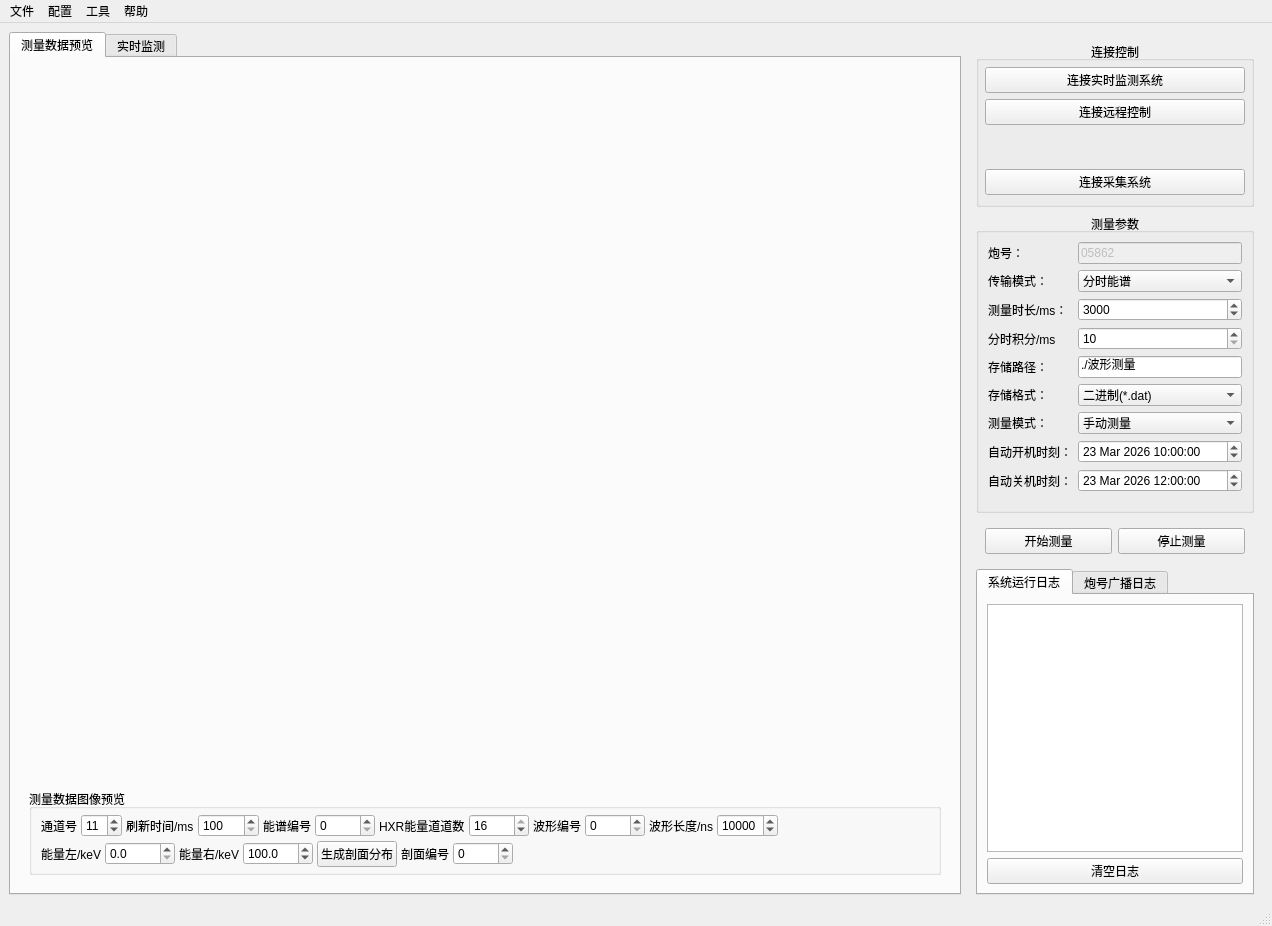
MrXiaomao/HardXrayCamera, file mainwindow.ui: the form before one commit.
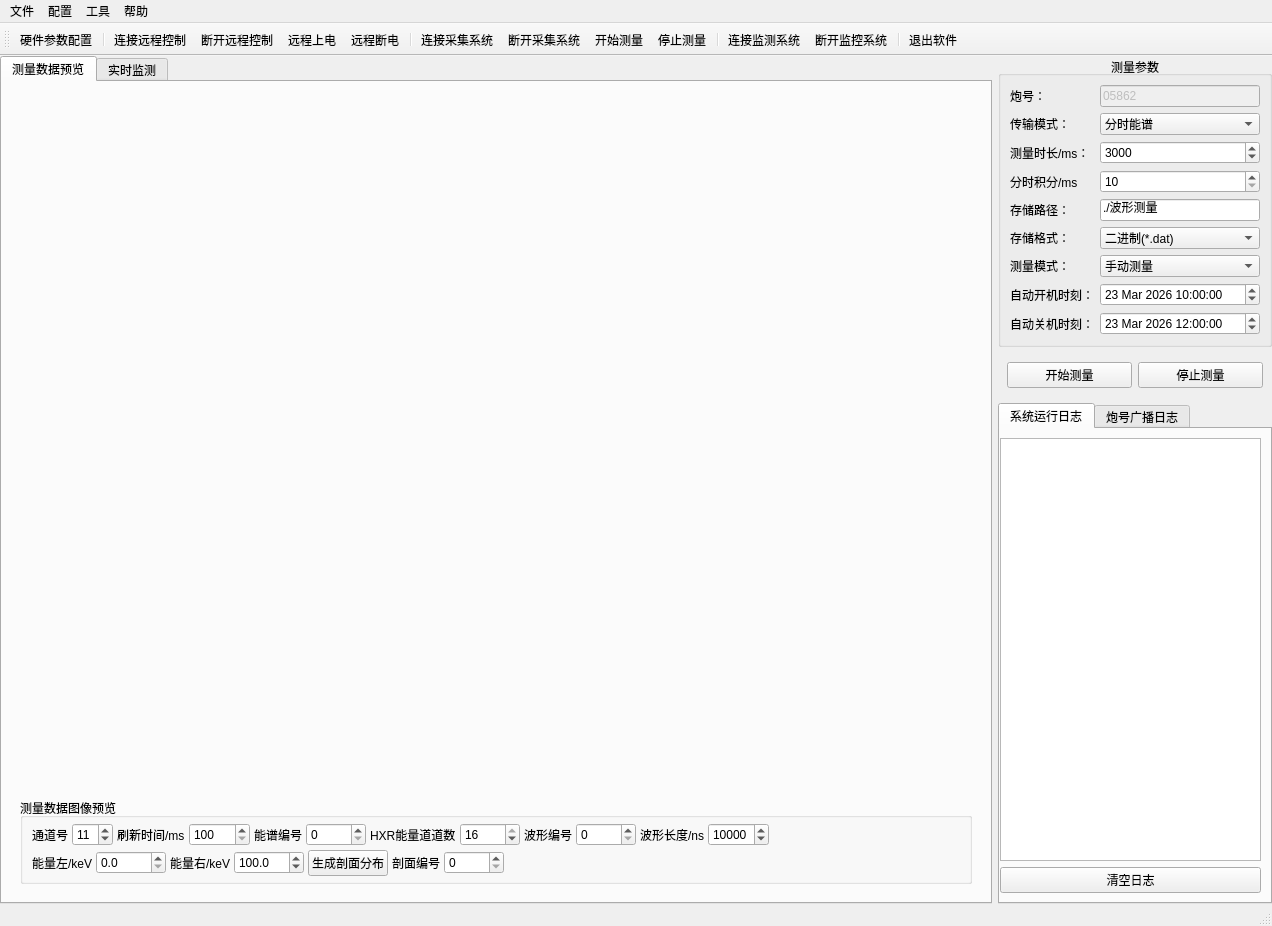
The form after the commit. Icons and pictures are not drawn. Custom widgets are drawn as their Qt base class.

```diff
--- a/mainwindow.ui
+++ b/mainwindow.ui
@@ -13,8 +13,24 @@
   <property name="windowTitle">
    <string>硬X射线相机软件</string>
   </property>
+  <property name="windowIcon">
+   <iconset resource="resource.qrc">
+    <normaloff>:/resource/LOGO.ico</normaloff>:/resource/LOGO.ico</iconset>
+  </property>
   <widget class="QWidget" name="centralwidget">
    <layout class="QHBoxLayout" name="horizontalLayout">
+    <property name="leftMargin">
+     <number>0</number>
+    </property>
+    <property name="topMargin">
+     <number>0</number>
+    </property>
+    <property name="rightMargin">
+     <number>0</number>
+    </property>
+    <property name="bottomMargin">
+     <number>0</number>
+    </property>
     <item>
      <widget class="QTabWidget" name="tabWidget_2">
       <property name="minimumSize">
@@ -365,6 +381,10 @@
                   <property name="text">
                    <string>生成剖面分布</string>
                   </property>
+                  <property name="icon">
+                   <iconset resource="resource.qrc">
+                    <normaloff>:/resource/surface.png</normaloff>:/resource/surface.png</iconset>
+                  </property>
                  </widget>
                 </item>
                 <item>
@@ -658,101 +678,18 @@
        </size>
       </property>
       <layout class="QVBoxLayout" name="verticalLayout_3">
+       <property name="leftMargin">
+        <number>0</number>
+       </property>
+       <property name="topMargin">
+        <number>0</number>
+       </property>
+       <property name="rightMargin">
+        <number>0</number>
+       </property>
        <property name="bottomMargin">
         <number>0</number>
        </property>
-       <item>
-        <widget class="QGroupBox" name="groupBox_4">
-         <property name="sizePolicy">
-          <sizepolicy hsizetype="Preferred" vsizetype="Fixed">
-           <horstretch>0</horstretch>
-           <verstretch>0</verstretch>
-          </sizepolicy>
-         </property>
-         <property name="minimumSize">
-          <size>
-           <width>0</width>
-           <height>118</height>
-          </size>
-         </property>
-         <property name="title">
-          <string>连接控制</string>
-         </property>
-         <property name="alignment">
-          <set>Qt::AlignCenter</set>
-         </property>
-         <layout class="QHBoxLayout" name="horizontalLayout_2">
-          <property name="leftMargin">
-           <number>6</number>
-          </property>
-          <property name="topMargin">
-           <number>6</number>
-          </property>
-          <property name="rightMargin">
-           <number>6</number>
-          </property>
-          <item>
-           <layout class="QGridLayout" name="gridLayout">
-            <item row="3" column="0">
-             <widget class="QPushButton" name="bt_connectDet">
-              <property name="sizePolicy">
-               <sizepolicy hsizetype="Preferred" vsizetype="Fixed">
-                <horstretch>0</horstretch>
-                <verstretch>0</verstretch>
-               </sizepolicy>
-              </property>
-              <property name="minimumSize">
-               <size>
-                <width>120</width>
-                <height>0</height>
-               </size>
-              </property>
-              <property name="text">
-               <string>连接采集系统</string>
-              </property>
-             </widget>
-            </item>
-            <item row="1" column="0">
-             <widget class="QPushButton" name="btn_relayNetOpen">
-              <property name="sizePolicy">
-               <sizepolicy hsizetype="Preferred" vsizetype="Fixed">
-                <horstretch>0</horstretch>
-                <verstretch>0</verstretch>
-               </sizepolicy>
-              </property>
-              <property name="text">
-               <string>连接远程控制</string>
-              </property>
-             </widget>
-            </item>
-            <item row="0" column="0">
-             <widget class="QPushButton" name="btn_connectMonitor">
-              <property name="text">
-               <string>连接实时监测系统</string>
-              </property>
-             </widget>
-            </item>
-            <item row="2" column="0">
-             <widget class="SwitchButton" name="switch_power" native="true">
-              <property name="sizePolicy">
-               <sizepolicy hsizetype="Expanding" vsizetype="Fixed">
-                <horstretch>0</horstretch>
-                <verstretch>0</verstretch>
-               </sizepolicy>
-              </property>
-              <property name="minimumSize">
-               <size>
-                <width>120</width>
-                <height>32</height>
-               </size>
-              </property>
-             </widget>
-            </item>
-           </layout>
-          </item>
-         </layout>
-        </widget>
-       </item>
        <item>
         <widget class="QGroupBox" name="groupBox_3">
          <property name="sizePolicy">
@@ -761,12 +698,6 @@
            <verstretch>0</verstretch>
           </sizepolicy>
          </property>
-         <property name="minimumSize">
-          <size>
-           <width>0</width>
-           <height>300</height>
-          </size>
-         </property>
          <property name="title">
           <string>测量参数</string>
          </property>
@@ -1092,6 +1023,10 @@
             <property name="text">
              <string>开始测量</string>
             </property>
+            <property name="icon">
+             <iconset resource="resource.qrc">
+              <normaloff>:/resource/work-on.png</normaloff>:/resource/work-on.png</iconset>
+            </property>
            </widget>
           </item>
           <item>
@@ -1099,6 +1034,10 @@
             <property name="text">
              <string>停止测量</string>
             </property>
+            <property name="icon">
+             <iconset resource="resource.qrc">
+              <normaloff>:/resource/work-off.png</normaloff>:/resource/work-off.png</iconset>
+            </property>
            </widget>
           </item>
          </layout>
@@ -1114,6 +1053,9 @@
            <string>系统运行日志</string>
           </attribute>
           <layout class="QVBoxLayout" name="verticalLayout">
+           <property name="leftMargin">
+            <number>0</number>
+           </property>
            <item>
             <widget class="QPlainTextEdit" name="plainTextEdit_log"/>
            </item>
@@ -1122,6 +1064,10 @@
              <property name="text">
               <string>清空日志</string>
              </property>
+             <property name="icon">
+              <iconset resource="resource.qrc">
+               <normaloff>:/resource/empty.png</normaloff>:/resource/empty.png</iconset>
+             </property>
             </widget>
            </item>
           </layout>
@@ -1131,6 +1077,9 @@
            <string>炮号广播日志</string>
           </attribute>
           <layout class="QVBoxLayout" name="verticalLayout_2">
+           <property name="leftMargin">
+            <number>0</number>
+           </property>
            <item>
             <widget class="QTextBrowser" name="tbLog_UDP"/>
            </item>
@@ -1139,6 +1088,10 @@
              <property name="text">
               <string>清空日志</string>
              </property>
+             <property name="icon">
+              <iconset resource="resource.qrc">
+               <normaloff>:/resource/empty.png</normaloff>:/resource/empty.png</iconset>
+             </property>
             </widget>
            </item>
           </layout>
@@ -1163,7 +1116,7 @@
     <property name="title">
      <string>文件</string>
     </property>
-    <addaction name="action_4"/>
+    <addaction name="action_analyze"/>
    </widget>
    <widget class="QMenu" name="menu_2">
     <property name="title">
@@ -1175,7 +1128,7 @@
     <property name="title">
      <string>帮助</string>
     </property>
-    <addaction name="action_3"/>
+    <addaction name="action_about"/>
    </widget>
    <widget class="QMenu" name="menu_4">
     <property name="title">
@@ -1189,32 +1142,78 @@
    <addaction name="menu_3"/>
   </widget>
   <widget class="QStatusBar" name="statusbar"/>
+  <widget class="QToolBar" name="toolBar">
+   <property name="windowTitle">
+    <string>toolBar</string>
+   </property>
+   <property name="toolButtonStyle">
+    <enum>Qt::ToolButtonTextUnderIcon</enum>
+   </property>
+   <attribute name="toolBarArea">
+    <enum>TopToolBarArea</enum>
+   </attribute>
+   <attribute name="toolBarBreak">
+    <bool>false</bool>
+   </attribute>
+   <addaction name="action_hardwareSetting"/>
+   <addaction name="separator"/>
+   <addaction name="action_relayNetOpen"/>
+   <addaction name="action_relayNetClose"/>
+   <addaction name="action_powerOn"/>
+   <addaction name="action_powerOff"/>
+   <addaction name="separator"/>
+   <addaction name="action_connectDet"/>
+   <addaction name="action_disconnectDet"/>
+   <addaction name="action_startMeasure"/>
+   <addaction name="action_stopMeasure"/>
+   <addaction name="separator"/>
+   <addaction name="action_connectMonitor"/>
+   <addaction name="action_disconnectMonitor"/>
+   <addaction name="separator"/>
+   <addaction name="action_exit"/>
+  </widget>
   <action name="action_setting">
    <property name="text">
     <string>网络配置</string>
    </property>
   </action>
   <action name="action_hardwareSetting">
+   <property name="icon">
+    <iconset resource="resource.qrc">
+     <normaloff>:/resource/setting.png</normaloff>:/resource/setting.png</iconset>
+   </property>
    <property name="text">
     <string>硬件参数配置</string>
    </property>
   </action>
-  <action name="action_3">
+  <action name="action_about">
    <property name="text">
     <string>关于</string>
    </property>
   </action>
-  <action name="action_4">
+  <action name="action_analyze">
+   <property name="icon">
+    <iconset resource="resource.qrc">
+     <normaloff>:/resource/analyze.png</normaloff>:/resource/analyze.png</iconset>
+   </property>
    <property name="text">
     <string>数据分析</string>
    </property>
   </action>
   <action name="actionFPGA">
+   <property name="icon">
+    <iconset resource="resource.qrc">
+     <normaloff>:/resource/upgrade.png</normaloff>:/resource/upgrade.png</iconset>
+   </property>
    <property name="text">
     <string>远程程序更新（FPGA）</string>
    </property>
   </action>
   <action name="action_relayNetOpen">
+   <property name="icon">
+    <iconset resource="resource.qrc">
+     <normaloff>:/resource/connect.png</normaloff>:/resource/connect.png</iconset>
+   </property>
    <property name="text">
     <string>连接远程控制</string>
    </property>
@@ -1223,6 +1222,10 @@
    </property>
   </action>
   <action name="action_relayNetClose">
+   <property name="icon">
+    <iconset resource="resource.qrc">
+     <normaloff>:/resource/disconnect.png</normaloff>:/resource/disconnect.png</iconset>
+   </property>
    <property name="text">
     <string>断开远程控制</string>
    </property>
@@ -1231,6 +1234,10 @@
    </property>
   </action>
   <action name="action_powerOn">
+   <property name="icon">
+    <iconset resource="resource.qrc">
+     <normaloff>:/resource/power-on.png</normaloff>:/resource/power-on.png</iconset>
+   </property>
    <property name="text">
     <string>远程上电</string>
    </property>
@@ -1239,6 +1246,10 @@
    </property>
   </action>
   <action name="action_powerOff">
+   <property name="icon">
+    <iconset resource="resource.qrc">
+     <normaloff>:/resource/power-off.png</normaloff>:/resource/power-off.png</iconset>
+   </property>
    <property name="text">
     <string>远程断电</string>
    </property>
@@ -1247,6 +1258,10 @@
    </property>
   </action>
   <action name="action_connectDet">
+   <property name="icon">
+    <iconset resource="resource.qrc">
+     <normaloff>:/resource/connect.png</normaloff>:/resource/connect.png</iconset>
+   </property>
    <property name="text">
     <string>连接采集系统</string>
    </property>
@@ -1255,6 +1270,10 @@
    </property>
   </action>
   <action name="action_disconnectDet">
+   <property name="icon">
+    <iconset resource="resource.qrc">
+     <normaloff>:/resource/disconnect.png</normaloff>:/resource/disconnect.png</iconset>
+   </property>
    <property name="text">
     <string>断开采集系统</string>
    </property>
@@ -1263,6 +1282,10 @@
    </property>
   </action>
   <action name="action_startMeasure">
+   <property name="icon">
+    <iconset resource="resource.qrc">
+     <normaloff>:/resource/work-on.png</normaloff>:/resource/work-on.png</iconset>
+   </property>
    <property name="text">
     <string>开始测量</string>
    </property>
@@ -1271,6 +1294,10 @@
    </property>
   </action>
   <action name="action_stopMeasure">
+   <property name="icon">
+    <iconset resource="resource.qrc">
+     <normaloff>:/resource/work-off.png</normaloff>:/resource/work-off.png</iconset>
+   </property>
    <property name="text">
     <string>停止测量</string>
    </property>
@@ -1278,6 +1305,42 @@
     <enum>QAction::NoRole</enum>
    </property>
   </action>
+  <action name="action_connectMonitor">
+   <property name="icon">
+    <iconset resource="resource.qrc">
+     <normaloff>:/resource/connect.png</normaloff>:/resource/connect.png</iconset>
+   </property>
+   <property name="text">
+    <string>连接监测系统</string>
+   </property>
+   <property name="menuRole">
+    <enum>QAction::NoRole</enum>
+   </property>
+  </action>
+  <action name="action_exit">
+   <property name="icon">
+    <iconset resource="resource.qrc">
+     <normaloff>:/resource/exit.png</normaloff>:/resource/exit.png</iconset>
+   </property>
+   <property name="text">
+    <string>退出软件</string>
+   </property>
+   <property name="menuRole">
+    <enum>QAction::NoRole</enum>
+   </property>
+  </action>
+  <action name="action_disconnectMonitor">
+   <property name="icon">
+    <iconset resource="resource.qrc">
+     <normaloff>:/resource/disconnect.png</normaloff>:/resource/disconnect.png</iconset>
+   </property>
+   <property name="text">
+    <string>断开监控系统</string>
+   </property>
+   <property name="menuRole">
+    <enum>QAction::NoRole</enum>
+   </property>
+  </action>
  </widget>
  <customwidgets>
   <customwidget>
@@ -1292,12 +1355,6 @@
    <header>trendplotwidget.h</header>
    <container>1</container>
   </customwidget>
-  <customwidget>
-   <class>SwitchButton</class>
-   <extends>QWidget</extends>
-   <header>switchbutton.h</header>
-   <container>1</container>
-  </customwidget>
  </customwidgets>
  <tabstops>
   <tabstop>tabWidget_2</tabstop>
```
Left out of the diff: 9 changed lines with no effect on the pictures.
